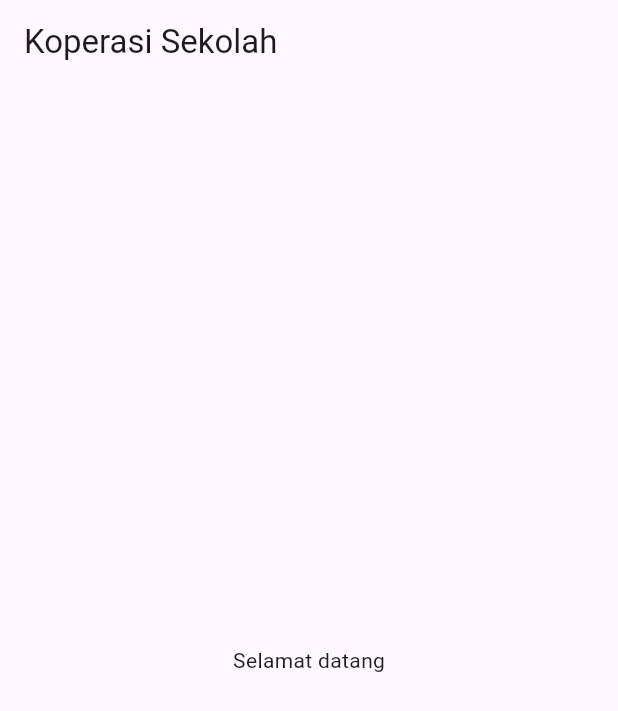
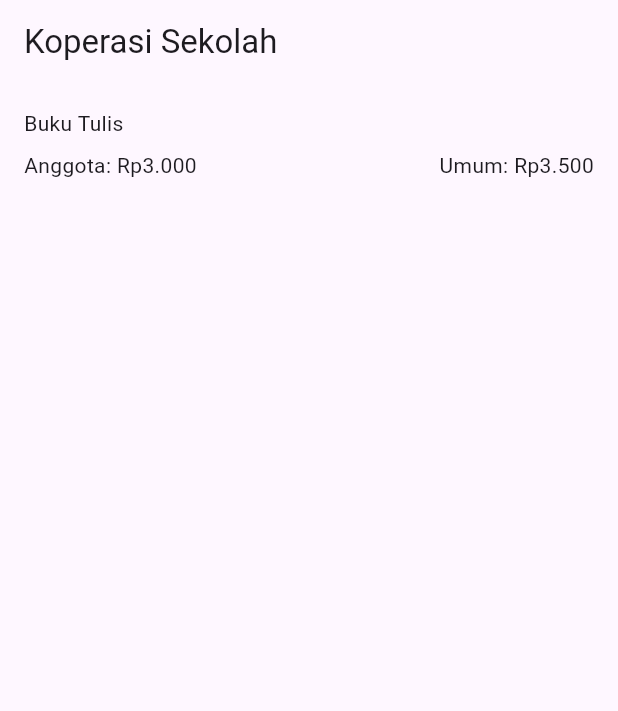
Before and after one commit to LodyGantengBet/dart-, a Flutter app: the screen it shows after launch, on a phone screen of 412 x 824 dp. Shown: the top 711 px of the screen. Run offline on Flutter 3.47's test engine with Material 3 defaults, Android fonts, the phone set to English and light mode, and no system bars.

Commit message:
LKM-2 tata letak

```diff
--- a/kopsis_ui/lib/main.dart
+++ b/kopsis_ui/lib/main.dart
@@ -12,8 +12,24 @@
         appBar: AppBar(
           title: const Text('Koperasi Sekolah'),
         ),
-        body: const Center(
-          child: Text('Selamat datang'),
+        body: Container(
+          padding: const EdgeInsets.all(16),
+          child: Column(
+            crossAxisAlignment: CrossAxisAlignment.start,
+            children: [
+              const Text('Buku Tulis'),
+
+              const SizedBox(height: 8),
+
+              Row(
+                mainAxisAlignment: MainAxisAlignment.spaceBetween,
+                children: const [
+                  Text('Anggota: Rp3.000'),
+                  Text('Umum: Rp3.500'),
+                ],
+              ),
+            ],
+          ),
         ),
       ),
     );
```
